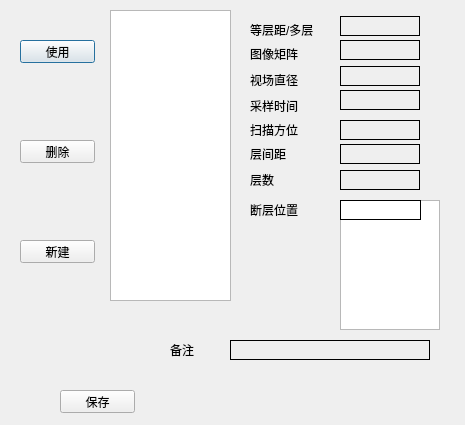
Qt form ZCIPS/CTScan/ct3templatewidget.ui (maozi2327/ZCIPS) before a commit.
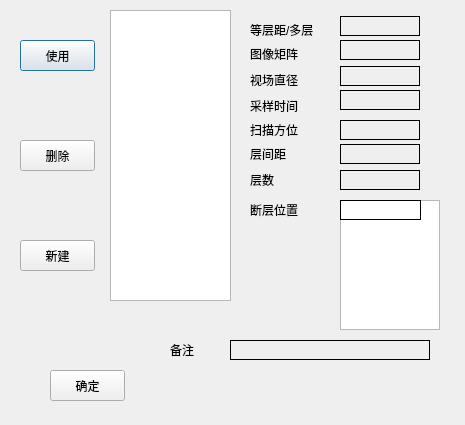
The same form after that commit.

```diff
--- a/ZCIPS/CTScan/ct3templatewidget.ui
+++ b/ZCIPS/CTScan/ct3templatewidget.ui
@@ -240,14 +240,14 @@
   <widget class="QPushButton" name="saveButton">
    <property name="geometry">
     <rect>
-     <x>60</x>
-     <y>390</y>
+     <x>50</x>
+     <y>370</y>
      <width>75</width>
-     <height>23</height>
+     <height>31</height>
     </rect>
    </property>
    <property name="text">
-    <string>保存</string>
+    <string>确定</string>
    </property>
    <property name="autoDefault">
     <bool>false</bool>
@@ -272,7 +272,7 @@
      <x>20</x>
      <y>40</y>
      <width>75</width>
-     <height>23</height>
+     <height>31</height>
     </rect>
    </property>
    <property name="text">
@@ -428,7 +428,7 @@
      <x>20</x>
      <y>140</y>
      <width>75</width>
-     <height>23</height>
+     <height>31</height>
     </rect>
    </property>
    <property name="text">
@@ -441,7 +441,7 @@
      <x>20</x>
      <y>240</y>
      <width>75</width>
-     <height>23</height>
+     <height>31</height>
     </rect>
    </property>
    <property name="text">
```
